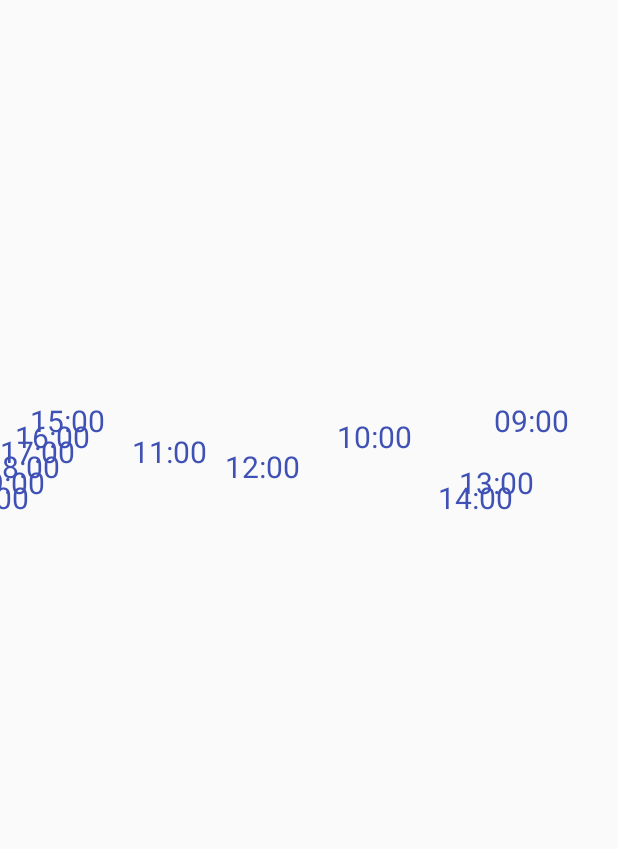
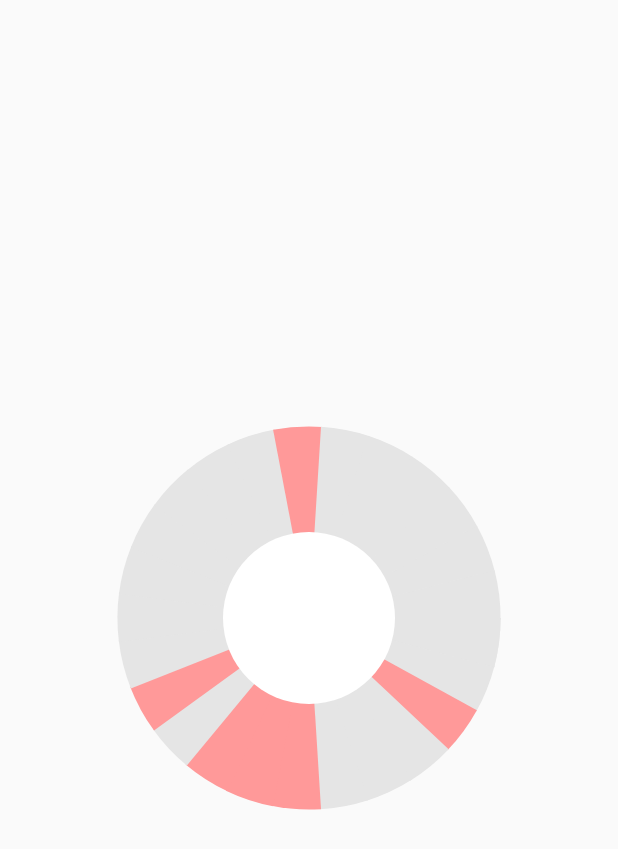
Before and after one commit to boiledwater/demo, an Android app: the CircleActivity screen opened directly, with no data from a screen before it, on a phone screen of 412 x 824 dp. Shown: the top 849 px of the screen. Run offline under Robolectric (Android 15) with nearby library versions, the phone set to English and light mode, and no system bars.

Commit message:
tablayout

```diff
--- /dev/null
+++ b/app/src/main/java/com/demo/canvas/AppointCircleView.java
@@ -0,0 +1,126 @@
+package com.demo.canvas;
+
+import android.content.Context;
+import android.graphics.Canvas;
+import android.graphics.Paint;
+import android.graphics.RectF;
+import android.util.AttributeSet;
+import android.view.View;
+
+import com.demo.DisplayUtil;
+import com.demo.R;
+
+import java.util.ArrayList;
+
+/**
+ * Created by hulizhong on 2016/4/15.
+ */
+public class AppointCircleView extends View {
+    private ArrayList<AppointItem> data = new ArrayList<>();
+
+    public AppointCircleView(Context context) {
+        super(context);
+    }
+
+    public AppointCircleView(Context context, AttributeSet attrs) {
+        super(context, attrs);
+    }
+
+    public AppointCircleView(Context context, AttributeSet attrs, int defStyleAttr) {
+        super(context, attrs, defStyleAttr);
+    }
+
+    @Override
+    protected void onFinishInflate() {
+        super.onFinishInflate();
+        if (isInEditMode()) {
+            return;
+        }
+        data.add(new AppointItem("09:00", 1));
+        data.add(new AppointItem("09:30", 1));
+        data.add(new AppointItem("10:00", 0));
+        data.add(new AppointItem("10:30", 1));
+        data.add(new AppointItem("11:00", 1));
+        data.add(new AppointItem("11:30", 1));
+        data.add(new AppointItem("12:00", 0));
+        data.add(new AppointItem("12:30", 0));
+        data.add(new AppointItem("13:00", 0));
+        data.add(new AppointItem("13:30", 1));
+        data.add(new AppointItem("14:00", 0));
+        data.add(new AppointItem("14:30", 1));
+        data.add(new AppointItem("15:00", 1));
+        data.add(new AppointItem("15:30", 1));
+        data.add(new AppointItem("16:00", 1));
+        data.add(new AppointItem("16:30", 1));
+        data.add(new AppointItem("17:00", 1));
+        data.add(new AppointItem("17:30", 1));
+        data.add(new AppointItem("18:00", 0));
+        data.add(new AppointItem("18:30", 1));
+        data.add(new AppointItem("19:00", 1));
+        data.add(new AppointItem("19:30", 1));
+        data.add(new AppointItem("20:00", 1));
+        data.add(new AppointItem("20:30", 1));
+        data.add(new AppointItem("21:00", 1));
+        data.add(new AppointItem("21:30", 1));
+    }
+
+    @Override
+    protected void onMeasure(int widthMeasureSpec, int heightMeasureSpec) {
+        int sw = DisplayUtil.getScreenWidth(getContext());
+        widthMeasureSpec = MeasureSpec.makeMeasureSpec(sw, MeasureSpec.EXACTLY);
+        heightMeasureSpec = MeasureSpec.makeMeasureSpec(sw, MeasureSpec.EXACTLY);
+        super.onMeasure(widthMeasureSpec, heightMeasureSpec);
+    }
+
+    @Override
+    protected void onDraw(Canvas canvas) {
+        super.onDraw(canvas);
+        int sw = DisplayUtil.getScreenWidth(getContext());
+        float cx = sw / 2;
+        float sh = DisplayUtil.getScreenHeight(getContext());
+        float cy = cx;
+        float radius = (float) (sw * 0.31);
+
+        Paint paint = new Paint();
+        paint.setAntiAlias(true);
+        paint.setColor(getResources().getColor(R.color.theme_gray));
+        System.err.println("------------------------------------");
+        float left = (sw - radius * 2) / 2;
+        float top = (sw - radius * 2) / 2;
+        float right, bottom;
+//        left = getLeft();
+//        top = getTop();
+//        right = getRight();
+//        bottom = getBottom();
+        RectF rectF = new RectF(left, top, left + radius * 2, top + radius * 2);// 设置个新的长方形，扫描测量
+//        RectF rectF = new RectF(left, top, right, bottom);
+        float angle = (float) 14.4;
+        for (int i = 0, size = data.size(); i < size; i++) {
+            AppointItem item = data.get(i);
+            if (item.status == 1) {
+                paint.setColor(getResources().getColor(R.color.theme_gray));
+            } else {
+                paint.setColor(getResources().getColor(R.color.appoint));
+            }
+            float startAngle = i * angle;
+            float sweepAngle = (i + 1) * angle;
+            sweepAngle = angle;
+            System.err.println("startAngle:" + startAngle + ",sweepAngle:" + sweepAngle);
+            canvas.drawArc(rectF, startAngle, (float) (sweepAngle + 0.5), true, paint);
+//            int x;
+//            int y;
+//            if (i < 6) {
+//                y = (int) (top + radius * i / 12);
+//                x = (int) (left + radius + Math.cos(i * angle) * radius);
+//            } else {
+//                y = (int) (top + radius * (i - 6) / 12);
+//                x = (int) (left - radius * i / 12);
+//            }
+//            paint.setColor(getResources().getColor(R.color.colorPrimary));
+//            paint.setTextSize(30);
+//            canvas.drawText(item.time, x, y, paint);
+        }
+        paint.setColor(getResources().getColor(R.color.white));
+        canvas.drawCircle(cx, cy, (int) (radius * 0.45), paint);
+    }
+}
--- a/app/src/main/java/com/demo/canvas/Item.java
+++ b/app/src/main/java/com/demo/canvas/AppointItem.java
@@ -3,11 +3,11 @@ package com.demo.canvas;
 /**
  * Created by hulizhong on 2016/4/15.
  */
-public class Item {
+public class AppointItem {
     public String time;
     public int status;
 
-    public Item(String time, int status) {
+    public AppointItem(String time, int status) {
         this.time = time;
         this.status = status;
     }
--- a/app/src/main/java/com/demo/canvas/CircleView.java
+++ /dev/null
@@ -1,104 +0,0 @@
-package com.demo.canvas;
-
-import android.content.Context;
-import android.graphics.Canvas;
-import android.graphics.Paint;
-import android.graphics.RectF;
-import android.util.AttributeSet;
-import android.view.View;
-
-import com.demo.DisplayUtil;
-import com.demo.R;
-
-import java.util.ArrayList;
-
-/**
- * Created by hulizhong on 2016/4/15.
- */
-public class CircleView extends View {
-    private ArrayList<Item> data = new ArrayList<>();
-
-    public CircleView(Context context) {
-        super(context);
-    }
-
-    public CircleView(Context context, AttributeSet attrs) {
-        super(context, attrs);
-    }
-
-    public CircleView(Context context, AttributeSet attrs, int defStyleAttr) {
-        super(context, attrs, defStyleAttr);
-    }
-
-    @Override
-    protected void onFinishInflate() {
-        super.onFinishInflate();
-        if (isInEditMode()) {
-            return;
-        }
-        data.add(new Item("09:00", 1));
-        data.add(new Item("10:00", 0));
-        data.add(new Item("11:00", 1));
-        data.add(new Item("12:00", 0));
-        data.add(new Item("13:00", 1));
-        data.add(new Item("14:00", 0));
-        data.add(new Item("15:00", 1));
-        data.add(new Item("16:00", 1));
-        data.add(new Item("17:00", 1));
-        data.add(new Item("18:00", 0));
-        data.add(new Item("19:00", 1));
-        data.add(new Item("20:00", 1));
-    }
-    //    @Override
-//    protected void onMeasure(int widthMeasureSpec, int heightMeasureSpec) {
-//        widthMeasureSpec = MeasureSpec.makeMeasureSpec(150, MeasureSpec.EXACTLY);
-//        heightMeasureSpec = MeasureSpec.makeMeasureSpec(150, MeasureSpec.EXACTLY);
-//        super.onMeasure(widthMeasureSpec, heightMeasureSpec);
-//    }
-
-    @Override
-    protected void onDraw(Canvas canvas) {
-        super.onDraw(canvas);
-        int sw = DisplayUtil.getScreenWidth(getContext());
-        float cx = sw / 2;
-        float sh = DisplayUtil.getScreenHeight(getContext());
-        float cy = sh / 2;
-        float radius = (float) (sw * 0.3);
-
-        Paint paint = new Paint();
-        paint.setAntiAlias(true);
-        paint.setColor(getResources().getColor(R.color.theme_gray));
-        System.err.println("------------------------------------");
-        float left = (sw - radius*2) / 2;
-        float top = (sh - radius*2) / 2;
-        RectF rectF = new RectF(left, top, left + radius, top + radius);// 设置个新的长方形，扫描测量
-        int angle = 30;
-        for (int i = 0, size = data.size(); i < size; i++) {
-            Item item = data.get(i);
-            if (item.status == 1) {
-                paint.setColor(getResources().getColor(R.color.theme_gray));
-            } else {
-                paint.setColor(getResources().getColor(R.color.appoint));
-            }
-            float startAngle = i * angle;
-            float sweepAngle = (i + 1) * angle;
-            sweepAngle = angle;
-            System.err.println("startAngle:" + startAngle + ",sweepAngle:" + sweepAngle);
-//            canvas.drawArc(rectF, startAngle, sweepAngle, true, paint);
-            int x;
-            int y;
-            if (i < 6) {
-                y = (int) (top + radius * i / 12);
-                x = (int) (left + radius + Math.cos(i * angle) * radius);
-            } else {
-                y = (int) (top + radius * (i - 6) / 12);
-                x = (int) (left - radius * i / 12);
-            }
-            paint.setColor(getResources().getColor(R.color.colorPrimary));
-            paint.setTextSize(30);
-            canvas.drawText(item.time, x, y, paint);
-        }
-        paint.setColor(getResources().getColor(R.color.white));
-//        canvas.drawCircle(cx, cy, radius / 3, paint);
-    }
-}
--- a/app/src/main/java/com/demo/tablayout/Adapter.java
+++ b/app/src/main/java/com/demo/tablayout/Adapter.java
@@ -14,7 +14,7 @@ import com.demo.R;
 public class Adapter extends PagerAdapter {
     @Override
     public int getCount() {
-        return 4;
+        return 14;
     }
 
     @Override
--- a/app/src/main/java/com/demo/tablayout/TablayoutActivity.java
+++ b/app/src/main/java/com/demo/tablayout/TablayoutActivity.java
@@ -4,6 +4,8 @@ import android.app.Activity;
 import android.os.Bundle;
 import android.support.design.widget.TabLayout;
 import android.support.v4.view.ViewPager;
+import android.view.LayoutInflater;
+import android.view.View;
 import android.widget.TableLayout;
 
 import com.demo.R;
--- a/app/src/main/res/layout/activity_appointments_today2.xml
+++ b/app/src/main/res/layout/activity_appointments_today2.xml
@@ -7,14 +7,14 @@
     android:background="#efefef"
     android:orientation="vertical">
 
-    <android.support.design.widget.TabLayout
+    <com.demo.tablayout.MyTabLayout
         android:id="@+id/tab_layout"
         android:layout_width="match_parent"
-        android:layout_height="wrap_content"
+        android:layout_height="100dp"
         android:layout_marginBottom="0px"
         android:background="@android:color/white"
         app:tabIndicatorColor="#ffff4444"
-        app:tabMode="fixed"
+        app:tabMode="scrollable"
         app:tabSelectedTextColor="#3a3a3a"
         app:tabTextColor="#3a3a3a" />
 
--- a/app/src/main/res/layout/activity_circle.xml
+++ b/app/src/main/res/layout/activity_circle.xml
@@ -2,10 +2,9 @@
 <RelativeLayout xmlns:android="http://schemas.android.com/apk/res/android"
     xmlns:tools="http://schemas.android.com/tools"
     android:layout_width="match_parent"
-    android:layout_height="match_parent"
-    tools:context=".MainActivity">
+    android:layout_height="match_parent">
 
-    <com.demo.canvas.CircleView
+    <com.demo.canvas.AppointCircleView
         android:id="@+id/image"
         android:layout_width="wrap_content"
         android:layout_height="wrap_content"
```
Also changed, not shown: app/src/main/AndroidManifest.xml (+11 -1 lines), app/src/main/java/com/demo/tablayout/MyTablayout.java (added, +55 -0 lines), app/src/main/res/layout/tab.xml (added, +21 -0 lines).
